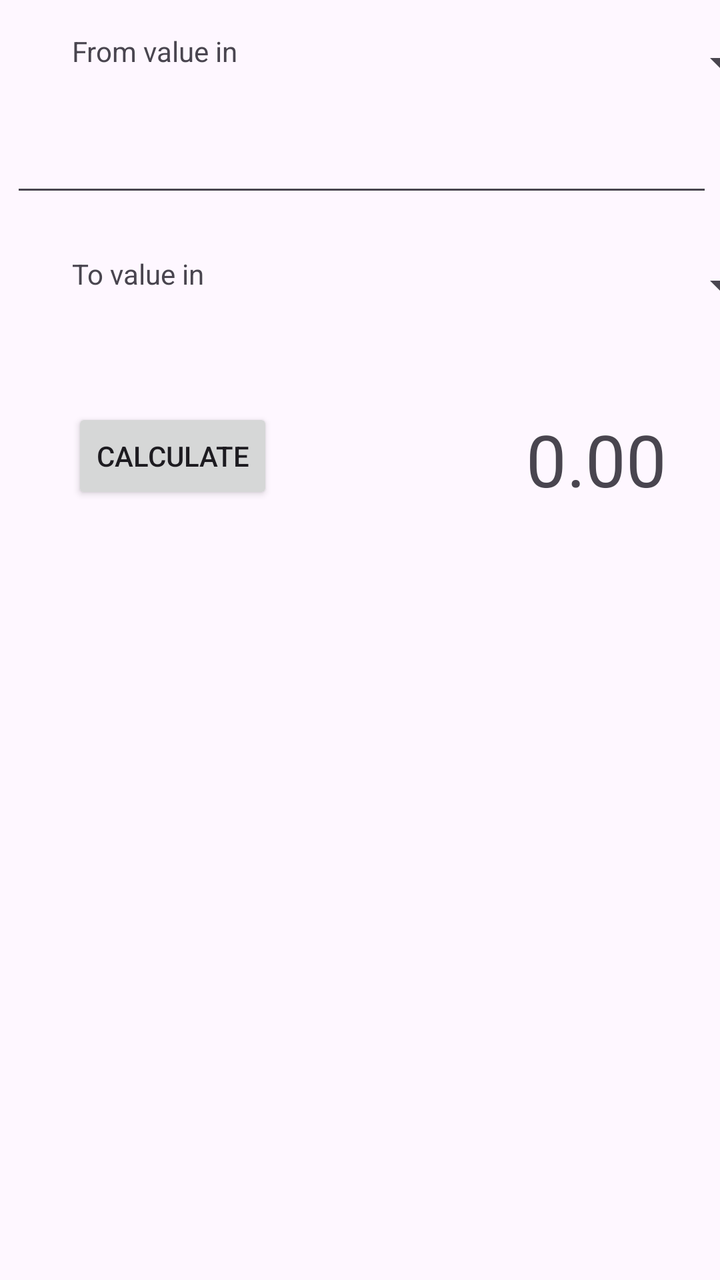
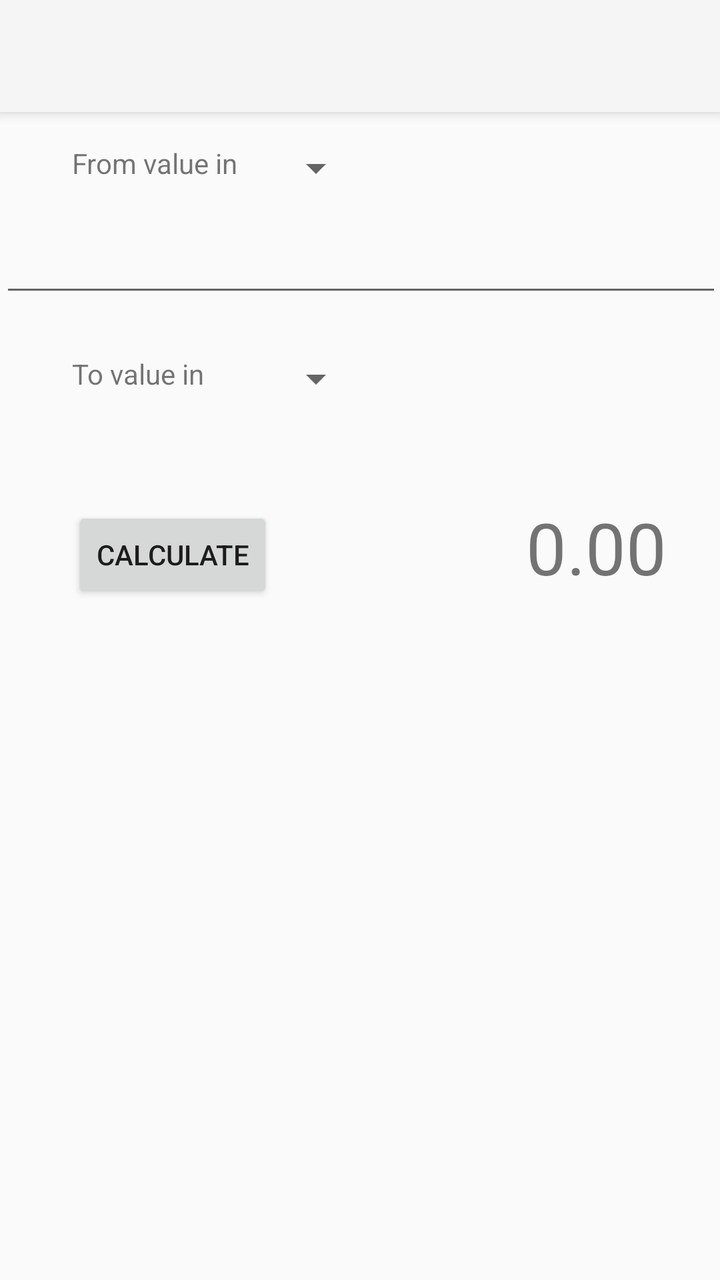

Screens rendered from an Android XML layout before and after an edit, with the pre-edit source and the edit as a unified diff.
<!-- AndroidManifest.xml: application theme Theme.CurrencyConverter -->
<!-- res/layout/activity_main.xml -->
<?xml version="1.0" encoding="utf-8"?>
<androidx.constraintlayout.widget.ConstraintLayout xmlns:android="http://schemas.android.com/apk/res/android"
    xmlns:app="http://schemas.android.com/apk/res-auto"
    xmlns:tools="http://schemas.android.com/tools"
    android:id="@+id/main"
    android:layout_width="match_parent"
    android:layout_height="match_parent"
    tools:context=".MainActivity">

    <TextView
        android:id="@+id/textView_currencyFrom"
        android:layout_width="90dp"
        android:layout_height="30dp"
        android:layout_marginStart="36dp"
        android:layout_marginTop="16dp"
        android:text="From value in"
        app:layout_constraintBottom_toTopOf="@+id/input_amount"
        app:layout_constraintStart_toStartOf="parent"
        app:layout_constraintTop_toTopOf="parent"
        app:layout_constraintVertical_bias="0.0" />

    <EditText
        android:id="@+id/input_amount"
        android:layout_width="351dp"
        android:layout_height="wrap_content"
        android:layout_marginTop="16dp"
        android:ems="10"
        android:inputType="numberDecimal"
        app:layout_constraintEnd_toEndOf="parent"
        app:layout_constraintHorizontal_bias="0.59"
        app:layout_constraintStart_toStartOf="parent"
        app:layout_constraintTop_toBottomOf="@+id/spinner_currencyFrom" />

    <Spinner
        android:id="@+id/spinner_currencyFrom"
        android:layout_width="250dp"
        android:layout_height="30dp"
        android:layout_marginStart="8dp"
        android:layout_marginTop="16dp"
        android:layout_marginBottom="19dp"

        app:layout_constraintEnd_toEndOf="parent"
        app:layout_constraintHorizontal_bias="0.0"
        app:layout_constraintStart_toEndOf="@+id/textView_currencyFrom"
        app:layout_constraintTop_toTopOf="parent"
        app:layout_constraintVertical_bias="0.0" />

    <TextView
        android:id="@+id/textView_currencyTo"
        android:layout_width="90dp"
        android:layout_height="30dp"
        android:layout_marginStart="36dp"
        android:layout_marginTop="24dp"
        android:text="To value in"
        android:textAlignment="inherit"
        app:layout_constraintStart_toStartOf="parent"
        app:layout_constraintTop_toBottomOf="@+id/input_amount" />

    <Spinner
        android:id="@+id/spinner_currencyTo"
        android:layout_width="250dp"
        android:layout_height="30dp"
        android:layout_marginStart="8dp"
        android:layout_marginTop="24dp"
        app:layout_constraintEnd_toEndOf="parent"
        app:layout_constraintHorizontal_bias="0.0"
        app:layout_constraintStart_toEndOf="@+id/textView_currencyTo"
        app:layout_constraintTop_toBottomOf="@+id/input_amount" />

    <Button
        android:id="@+id/button_calculate"
        style="@style/Widget.AppCompat.Button"
        android:layout_width="wrap_content"
        android:layout_height="wrap_content"
        android:layout_marginStart="36dp"
        android:layout_marginTop="40dp"
        android:onClick="calculate"
        android:text="Calculate"
        app:layout_constraintBottom_toBottomOf="parent"
        app:layout_constraintStart_toStartOf="parent"
        app:layout_constraintTop_toBottomOf="@+id/textView_currencyTo"
        app:layout_constraintVertical_bias="0.017" />

    <TextView
        android:id="@+id/textView_result"
        android:layout_width="wrap_content"
        android:layout_height="wrap_content"
        android:layout_marginTop="48dp"
        android:layout_marginEnd="24dp"
        android:text="0.00"
        android:textSize="36sp"
        app:layout_constraintBottom_toBottomOf="parent"
        app:layout_constraintEnd_toEndOf="parent"
        app:layout_constraintHorizontal_bias="0.98"
        app:layout_constraintStart_toEndOf="@+id/button_calculate"
        app:layout_constraintTop_toBottomOf="@+id/spinner_currencyTo"
        app:layout_constraintVertical_bias="0.0" />

</androidx.constraintlayout.widget.ConstraintLayout>
<!-- resources referenced by this layout -->
<resources>
  <style name="Theme.CurrencyConverter" parent="Base.Theme.CurrencyConverter" />
  <style name="Base.Theme.CurrencyConverter" parent="Theme.Material3.DayNight.NoActionBar">
          
          
      </style>
</resources>

<!-- the commit's change to res/layout/activity_main.xml (unified diff, before → after) -->
@@ -6,6 +6,15 @@
     android:layout_width="match_parent"
     android:layout_height="match_parent"
     tools:context=".MainActivity">
+
+    <androidx.appcompat.widget.Toolbar
+        android:id="@+id/app_toolbar_main"
+        android:layout_width="match_parent"
+        android:layout_height="?attr/actionBarSize"
+        android:background="?attr/colorPrimary"
+        android:elevation="4dp"
+        android:theme="@style/ThemeOverlay.AppCompat.ActionBar"
+        app:popupTheme="@style/ThemeOverlay.AppCompat.Light" />
 
     <TextView
         android:id="@+id/textView_currencyFrom"
@@ -16,12 +25,12 @@
         android:text="From value in"
         app:layout_constraintBottom_toTopOf="@+id/input_amount"
         app:layout_constraintStart_toStartOf="parent"
-        app:layout_constraintTop_toTopOf="parent"
+        app:layout_constraintTop_toBottomOf="@id/app_toolbar_main"
         app:layout_constraintVertical_bias="0.0" />
 
     <EditText
         android:id="@+id/input_amount"
-        android:layout_width="351dp"
+        android:layout_width="361dp"
         android:layout_height="wrap_content"
         android:layout_marginTop="16dp"
         android:ems="10"
@@ -33,8 +42,8 @@
 
     <Spinner
         android:id="@+id/spinner_currencyFrom"
-        android:layout_width="250dp"
-        android:layout_height="30dp"
+        android:layout_width="wrap_content"
+        android:layout_height="wrap_content"
         android:layout_marginStart="8dp"
         android:layout_marginTop="16dp"
         android:layout_marginBottom="19dp"
@@ -42,7 +51,7 @@
         app:layout_constraintEnd_toEndOf="parent"
         app:layout_constraintHorizontal_bias="0.0"
         app:layout_constraintStart_toEndOf="@+id/textView_currencyFrom"
-        app:layout_constraintTop_toTopOf="parent"
+        app:layout_constraintTop_toBottomOf="@id/app_toolbar_main"
         app:layout_constraintVertical_bias="0.0" />
 
     <TextView
@@ -58,8 +67,8 @@
 
     <Spinner
         android:id="@+id/spinner_currencyTo"
-        android:layout_width="250dp"
-        android:layout_height="30dp"
+        android:layout_width="wrap_content"
+        android:layout_height="wrap_content"
         android:layout_marginStart="8dp"
         android:layout_marginTop="24dp"
         app:layout_constraintEnd_toEndOf="parent"
<!-- resource entries referenced after the edit -->
@@ -1,9 +1,5 @@
 <!-- resources referenced by this layout -->
 <resources>
-  <style name="Theme.CurrencyConverter" parent="Base.Theme.CurrencyConverter" />
-  <style name="Base.Theme.CurrencyConverter" parent="Theme.Material3.DayNight.NoActionBar">
-          
-          
-      </style>
+
 </resources>
 
